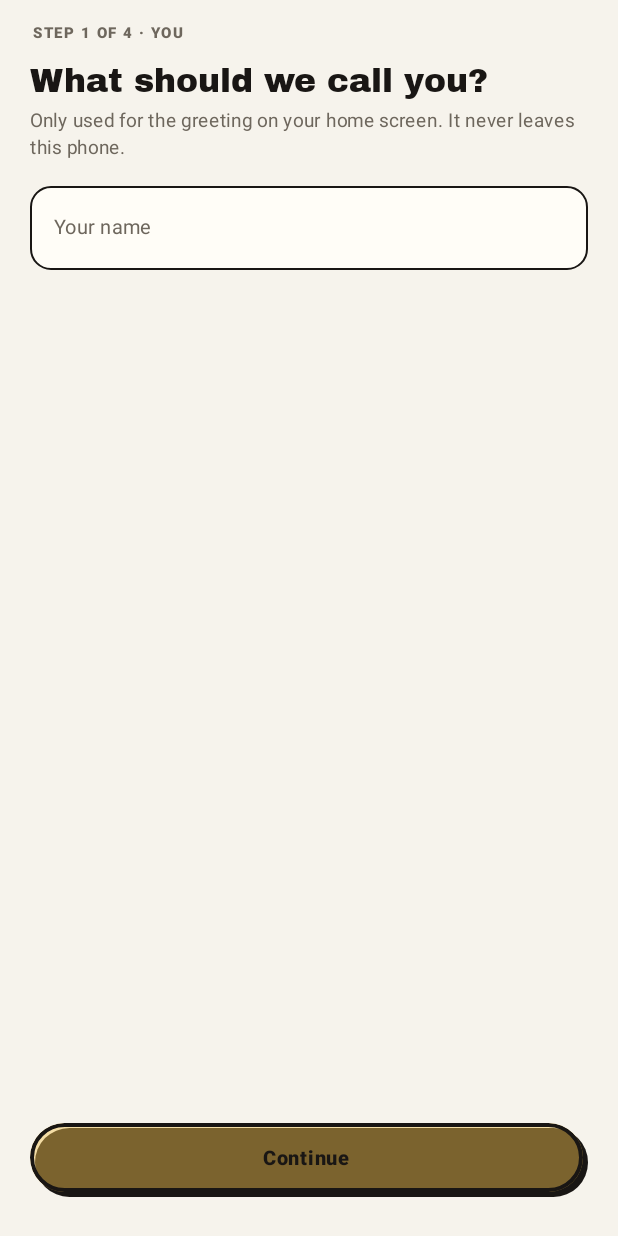
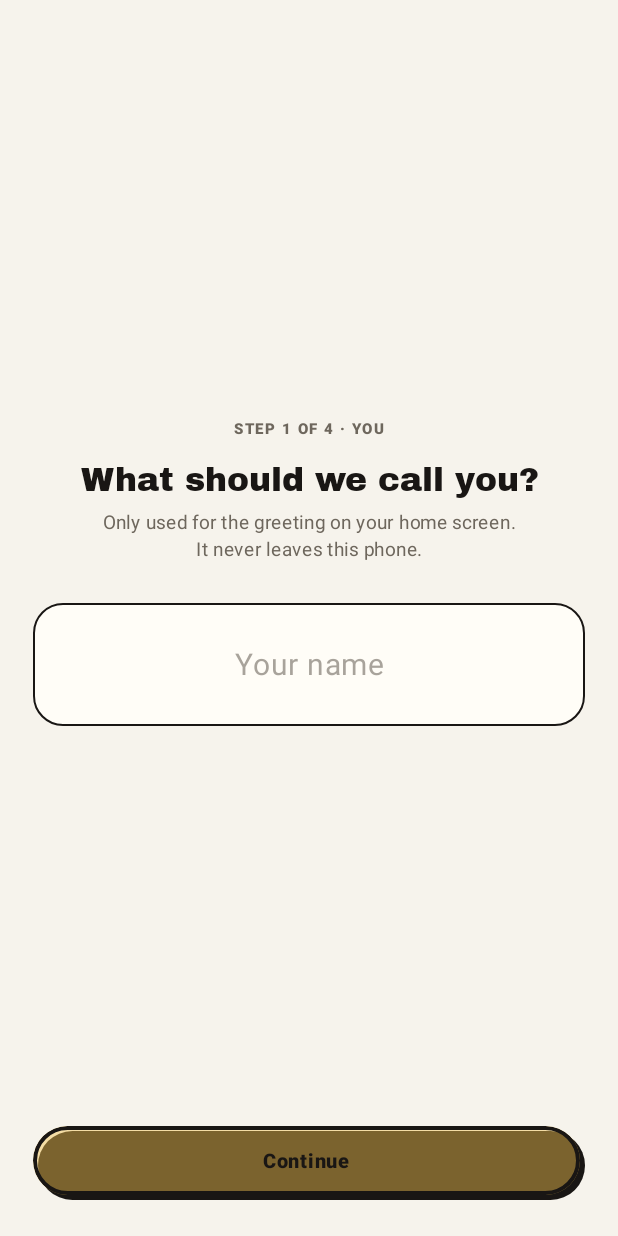
Before and after one commit to AniketTheBot/pocketledger, an Android app built with Jetpack Compose: the screen it shows after launch (MainActivity), after a tap on "Get started", on a phone screen of 412 x 824 dp. Run offline under Robolectric (Android 15) with nearby library versions, the phone set to English and light mode, and no system bars; our stand-ins replace Room's generated code.

Commit message:
fix(onboarding): large currency cards, centered steps and big name field

```diff
--- a/app/src/main/java/app/pocketledger/ui/screens/Onboarding.kt
+++ b/app/src/main/java/app/pocketledger/ui/screens/Onboarding.kt
@@ -8,6 +8,7 @@ import androidx.compose.foundation.background
 import androidx.compose.foundation.layout.Arrangement
 import androidx.compose.foundation.layout.Box
 import androidx.compose.foundation.layout.Column
+import androidx.compose.foundation.layout.ColumnScope
 import androidx.compose.foundation.layout.Row
 import androidx.compose.foundation.layout.Spacer
 import androidx.compose.foundation.layout.fillMaxSize
@@ -16,11 +17,12 @@ import androidx.compose.foundation.layout.height
 import androidx.compose.foundation.layout.navigationBarsPadding
 import androidx.compose.foundation.layout.offset
 import androidx.compose.foundation.layout.padding
-import androidx.compose.foundation.layout.size
 import androidx.compose.foundation.layout.statusBarsPadding
 import androidx.compose.foundation.layout.width
-import androidx.compose.foundation.shape.CircleShape
+import androidx.compose.foundation.shape.RoundedCornerShape
 import androidx.compose.material3.MaterialTheme
+import androidx.compose.material3.OutlinedTextField
+import androidx.compose.material3.OutlinedTextFieldDefaults
 import androidx.compose.material3.Text
 import androidx.compose.runtime.Composable
 import androidx.compose.runtime.LaunchedEffect
@@ -33,7 +35,6 @@ import androidx.compose.runtime.saveable.rememberSaveable
 import androidx.compose.runtime.setValue
 import androidx.compose.ui.Alignment
 import androidx.compose.ui.Modifier
-import androidx.compose.ui.draw.clip
 import androidx.compose.ui.text.font.FontWeight
 import androidx.compose.ui.text.style.TextAlign
 import androidx.compose.ui.unit.dp
@@ -113,12 +114,16 @@ fun OnboardingFlow(container: AppContainer, onFinished: () -> Unit) {
             .background(Cream)
             .statusBarsPadding()
             .navigationBarsPadding()
-            .padding(horizontal = 20.dp, vertical = 8.dp)
+            .padding(horizontal = 22.dp, vertical = 6.dp)
     ) {
         when (step) {
             0 -> WelcomeStep { step = 1 }
             1 -> NameStep(userName, { userName = it }) { step = 2 }
-            2 -> CurrencyStep(currency) { currency = it; step = 3 }
+            2 -> CurrencyStep(
+                currency = currency,
+                onSelect = { currency = it },
+                onNext = { step = 3 },
+            )
             3 -> AccountStep(
                 name = name, type = type, tail = tail,
                 onName = { name = it }, onType = { type = it }, onTail = { tail = it },
@@ -186,38 +191,36 @@ private fun displayAmount(text: String, currency: String): String {
     return Money.format(v, currency)
 }
 
+/* ------------------------------------------------------------------ */
+/* Steps — everything vertically centered, buttons pinned at bottom.   */
+/* ------------------------------------------------------------------ */
+
 @Composable
 private fun WelcomeStep(onNext: () -> Unit) {
-    Column(Modifier.fillMaxSize()) {
+    Column(Modifier.fillMaxSize(), horizontalAlignment = Alignment.CenterHorizontally) {
+        Spacer(Modifier.weight(0.9f))
         Text(
             "Set up\nyour wallet",
             style = MaterialTheme.typography.displayLarge,
             color = Ink,
-            lineHeight = 34.sp,
+            lineHeight = 36.sp,
+            textAlign = TextAlign.Center,
         )
-        Spacer(Modifier.height(8.dp))
+        Spacer(Modifier.height(10.dp))
         Text(
             "PocketLedger reads your bank SMS on this phone only and logs every debit & credit — starting from your exact balance.",
-            fontSize = 12.5.sp,
+            fontSize = 13.sp,
             color = MutedInk,
-            lineHeight = 18.sp,
+            lineHeight = 19.sp,
+            textAlign = TextAlign.Center,
+            modifier = Modifier.padding(horizontal = 6.dp),
         )
-        Box(Modifier.fillMaxWidth().height(310.dp)) {
-            FlowerSticker("Scan bank SMS", Pink, 112.dp, Modifier.align(Alignment.TopStart).offset(x = 4.dp, y = 12.dp))
+        Spacer(Modifier.height(16.dp))
+        Box(Modifier.fillMaxWidth().height(300.dp)) {
+            FlowerSticker("Scan bank SMS", Pink, 112.dp, Modifier.align(Alignment.TopStart).offset(x = 4.dp, y = 14.dp))
             FlowerSticker("Exact balance start", Mustard, 148.dp, Modifier.align(Alignment.TopEnd).offset(x = (-4).dp, y = 0.dp))
-            FlowerSticker("Auto debit & credit log", Green, 132.dp, Modifier.align(Alignment.BottomStart).offset(x = 0.dp, y = (-20).dp))
+            FlowerSticker("Auto debit & credit log", Green, 132.dp, Modifier.align(Alignment.BottomStart).offset(x = 0.dp, y = (-18).dp))
             FlowerSticker("100% offline", Purple, 108.dp, Modifier.align(Alignment.BottomEnd).offset(x = (-8).dp, y = 0.dp))
-        }
-        Row(Modifier.fillMaxWidth(), horizontalArrangement = Arrangement.Center) {
-            listOf(0, 1, 2).forEach { i ->
-                Box(
-                    Modifier
-                        .padding(horizontal = 3.dp)
-                        .size(if (i == 0) 9.dp else 8.dp)
-                        .clip(CircleShape)
-                        .background(if (i == 0) Ink else CardCream),
-                )
-            }
         }
         Spacer(Modifier.weight(1f))
         PillButton("Get started", onNext, Modifier.fillMaxWidth())
@@ -226,26 +229,53 @@ private fun WelcomeStep(onNext: () -> Unit) {
 }
 
 @Composable
-private fun StepHeader(stepLabel: String, title: String, body: String? = null) {
-    SectionLabel(stepLabel)
-    Spacer(Modifier.height(6.dp))
-    Text(title, style = MaterialTheme.typography.headlineMedium, color = Ink)
-    if (body != null) {
-        Spacer(Modifier.height(6.dp))
-        Text(body, fontSize = 12.5.sp, color = MutedInk, lineHeight = 18.sp)
-    }
-}
-
-@Composable
 private fun NameStep(name: String, onName: (String) -> Unit, onNext: () -> Unit) {
-    Column(Modifier.fillMaxSize()) {
-        StepHeader(
-            "Step 1 of 4 · you",
+    Column(Modifier.fillMaxSize(), horizontalAlignment = Alignment.CenterHorizontally) {
+        Spacer(Modifier.weight(1f))
+        SectionLabel("Step 1 of 4 · you")
+        Spacer(Modifier.height(8.dp))
+        Text(
             "What should we call you?",
-            "Only used for the greeting on your home screen. It never leaves this phone.",
+            style = MaterialTheme.typography.headlineMedium,
+            color = Ink,
+            textAlign = TextAlign.Center,
         )
-        Spacer(Modifier.height(16.dp))
-        StickerTextField(name, onName, "Your name")
+        Spacer(Modifier.height(8.dp))
+        Text(
+            "Only used for the greeting on your home screen.\nIt never leaves this phone.",
+            fontSize = 12.5.sp,
+            color = MutedInk,
+            lineHeight = 18.sp,
+            textAlign = TextAlign.Center,
+        )
+        Spacer(Modifier.height(26.dp))
+        OutlinedTextField(
+            value = name,
+            onValueChange = { if (it.length <= 24) onName(it) },
+            singleLine = true,
+            placeholder = {
+                Text(
+                    "Your name",
+                    fontSize = 20.sp,
+                    color = MutedInk.copy(alpha = 0.6f),
+                    textAlign = TextAlign.Center,
+                    modifier = Modifier.fillMaxWidth(),
+                )
+            },
+            textStyle = MaterialTheme.typography.headlineMedium.copy(
+                textAlign = TextAlign.Center,
+                color = Ink,
+            ),
+            modifier = Modifier.fillMaxWidth().height(82.dp),
+            shape = RoundedCornerShape(20.dp),
+            colors = OutlinedTextFieldDefaults.colors(
+                focusedBorderColor = Ink,
+                unfocusedBorderColor = Ink,
+                cursorColor = Ink,
+                focusedContainerColor = CardCream,
+                unfocusedContainerColor = CardCream,
+            ),
+        )
         Spacer(Modifier.weight(1f))
         PillButton("Continue", onNext, Modifier.fillMaxWidth(), enabled = name.isNotBlank())
         Spacer(Modifier.height(18.dp))
@@ -253,24 +283,59 @@ private fun NameStep(name: String, onName: (String) -> Unit, onNext: () -> Unit)
 }
 
 @Composable
-private fun CurrencyStep(currency: String, onPick: (String) -> Unit) {
+private fun CurrencyStep(currency: String, onSelect: (String) -> Unit, onNext: () -> Unit) {
     Column(Modifier.fillMaxSize()) {
-        StepHeader("Step 2 of 4 · currency", "Which currency?", "You can add accounts in other currencies later — each account keeps its own.")
-        Spacer(Modifier.height(18.dp))
-        Row(horizontalArrangement = Arrangement.spacedBy(8.dp)) {
-            listOf("INR", "GBP").forEach { c ->
-                FilterChipSticker("${Money.symbolFor(c)}  $c", currency == c, { onPick(c) })
+        Spacer(Modifier.weight(0.55f))
+        SectionLabel("Step 2 of 4 · currency")
+        Spacer(Modifier.height(6.dp))
+        Text("Which currency?", style = MaterialTheme.typography.headlineMedium, color = Ink)
+        Spacer(Modifier.height(6.dp))
+        Text(
+            "You can add accounts in other currencies later — each account keeps its own.",
+            fontSize = 12.5.sp,
+            color = MutedInk,
+            lineHeight = 18.sp,
+        )
+        Spacer(Modifier.height(22.dp))
+        Column(verticalArrangement = Arrangement.spacedBy(10.dp)) {
+            Row(horizontalArrangement = Arrangement.spacedBy(10.dp)) {
+                CurrencyCard("INR", "₹", "Indian Rupee", currency == "INR", { onSelect("INR") }, Modifier.weight(1f))
+                CurrencyCard("GBP", "£", "British Pound", currency == "GBP", { onSelect("GBP") }, Modifier.weight(1f))
             }
-        }
-        Spacer(Modifier.height(8.dp))
-        Row(horizontalArrangement = Arrangement.spacedBy(8.dp)) {
-            listOf("USD", "EUR").forEach { c ->
-                FilterChipSticker("${Money.symbolFor(c)}  $c", currency == c, { onPick(c) })
+            Row(horizontalArrangement = Arrangement.spacedBy(10.dp)) {
+                CurrencyCard("USD", "$", "US Dollar", currency == "USD", { onSelect("USD") }, Modifier.weight(1f))
+                CurrencyCard("EUR", "€", "Euro", currency == "EUR", { onSelect("EUR") }, Modifier.weight(1f))
             }
         }
         Spacer(Modifier.weight(1f))
-        PillButton("Continue", { onPick(currency) }, Modifier.fillMaxWidth())
+        PillButton("Continue", onNext, Modifier.fillMaxWidth())
         Spacer(Modifier.height(18.dp))
+    }
+}
+
+@Composable
+private fun CurrencyCard(
+    code: String,
+    symbol: String,
+    name: String,
+    selected: Boolean,
+    onClick: () -> Unit,
+    modifier: Modifier = Modifier,
+) {
+    StickerCard(
+        modifier = modifier.height(112.dp),
+        onClick = onClick,
+        color = if (selected) Mustard else CardCream,
+    ) {
+        Column(
+            Modifier.fillMaxSize(),
+            verticalArrangement = Arrangement.Center,
+            horizontalAlignment = Alignment.CenterHorizontally,
+        ) {
+            Text(symbol, style = MaterialTheme.typography.displayLarge, color = Ink)
+            Text(code, fontWeight = FontWeight.ExtraBold, fontSize = 13.sp, color = Ink)
+            Text(name, fontSize = 9.5.sp, color = MutedInk)
+        }
     }
 }
 
@@ -286,25 +351,31 @@ private fun AccountStep(
 ) {
     val types = listOf("CHECKING" to "Checking", "SAVINGS" to "Savings", "WALLET" to "Wallet", "CASH" to "Cash", "CREDIT" to "Credit")
     Column(Modifier.fillMaxSize()) {
-        StepHeader("Step 3 of 4 · account", "Your first account", "The last digits help the scanner route bank SMS automatically.")
-        Spacer(Modifier.height(16.dp))
+        Spacer(Modifier.weight(0.55f))
+        SectionLabel("Step 3 of 4 · account")
+        Spacer(Modifier.height(6.dp))
+        Text("Your first account", style = MaterialTheme.typography.headlineMedium, color = Ink)
+        Spacer(Modifier.height(6.dp))
+        Text(
+            "The last digits help the scanner route bank SMS automatically.",
+            fontSize = 12.5.sp,
+            color = MutedInk,
+            lineHeight = 18.sp,
+        )
+        Spacer(Modifier.height(18.dp))
         StickerTextField(name, onName, "Account name")
-        Spacer(Modifier.height(12.dp))
+        Spacer(Modifier.height(14.dp))
         Text("TYPE", fontWeight = FontWeight.ExtraBold, fontSize = 10.sp, letterSpacing = 1.sp, color = MutedInk)
         Spacer(Modifier.height(6.dp))
         Row(horizontalArrangement = Arrangement.spacedBy(6.dp)) {
-            types.take(3).forEach { (key, label) ->
-                FilterChipSticker(label, type == key, { onType(key) })
-            }
+            types.take(3).forEach { (key, label) -> FilterChipSticker(label, type == key, { onType(key) }) }
         }
         Spacer(Modifier.height(6.dp))
         Row(horizontalArrangement = Arrangement.spacedBy(6.dp)) {
-            types.drop(3).forEach { (key, label) ->
-                FilterChipSticker(label, type == key, { onType(key) })
-            }
+            types.drop(3).forEach { (key, label) -> FilterChipSticker(label, type == key, { onType(key) }) }
         }
-        Spacer(Modifier.height(16.dp))
-        StickerTextField(tail, { onTail(it.filter { ch -> ch.isDigit() }.take(4)) }, "Last 3–4 digits of a/c (optional)", numeric = true)
+        Spacer(Modifier.height(14.dp))
+        StickerTextField(tail, { onTail(it.filter(Char::isDigit).take(4)) }, "Last 3–4 digits of a/c (optional)", numeric = true)
         Spacer(Modifier.weight(1f))
         PillButton("Continue", onNext, Modifier.fillMaxWidth(), enabled = name.isNotBlank())
         Spacer(Modifier.height(18.dp))
@@ -319,7 +390,15 @@ private fun BalanceStep(
     onNext: () -> Unit,
 ) {
     Column(Modifier.fillMaxSize()) {
-        StepHeader("Step 4 of 4 · balance", "What’s your balance right now?", "Exact to the last digit — you can correct it any time with Reconcile.")
+        Spacer(Modifier.weight(0.7f))
+        SectionLabel("Step 4 of 4 · balance")
+        Spacer(Modifier.height(6.dp))
+        Text("What’s your balance right now?", style = MaterialTheme.typography.headlineMedium, color = Ink)
+        Spacer(Modifier.height(6.dp))
+        Text(
+            "Exact to the last digit — you can correct it any time with Reconcile.",
+            fontSize = 12.5.sp, color = MutedInk, lineHeight = 18.sp,
+        )
         Spacer(Modifier.height(18.dp))
         StickerCard(Modifier.fillMaxWidth()) {
             Text("EVERYDAY · CHECKING", fontSize = 9.5.sp, fontWeight = FontWeight.ExtraBold, letterSpacing = 1.2.sp, color = MutedInk)
@@ -337,10 +416,15 @@ private fun BalanceStep(
 @Composable
 private fun PermissionStep(onAllow: () -> Unit, onSkip: () -> Unit) {
     Column(Modifier.fillMaxSize(), horizontalAlignment = Alignment.CenterHorizontally) {
+        Spacer(Modifier.weight(0.8f))
+        FlowerSticker("SMS", Green, 128.dp)
         Spacer(Modifier.height(20.dp))
-        FlowerSticker("SMS", Green, 120.dp)
-        Spacer(Modifier.height(18.dp))
-        Text("Let PocketLedger read bank SMS?", style = MaterialTheme.typography.headlineMedium, textAlign = TextAlign.Center, color = Ink)
+        Text(
+            "Let PocketLedger read bank SMS?",
+            style = MaterialTheme.typography.headlineMedium,
+            textAlign = TextAlign.Center,
+            color = Ink,
+        )
         Spacer(Modifier.height(10.dp))
         Text(
             "Transactions are detected on-device by a small built-in model. Messages never leave this phone — the app has no internet permission at all.",
@@ -363,7 +447,14 @@ private fun ScanStep(
     onDone: () -> Unit,
 ) {
     Column(Modifier.fillMaxSize()) {
-        StepHeader("Almost there", if (scanning) "Scanning your inbox…" else "Scan complete")
+        Spacer(Modifier.weight(0.7f))
+        SectionLabel("Almost there")
+        Spacer(Modifier.height(6.dp))
+        Text(
+            if (scanning) "Scanning your inbox…" else "Scan complete",
+            style = MaterialTheme.typography.headlineMedium,
+            color = Ink,
+        )
         Spacer(Modifier.height(14.dp))
         StickerCard(Modifier.fillMaxWidth()) {
             if (scanning) {
```
Also changed, not shown: 3 other files.
